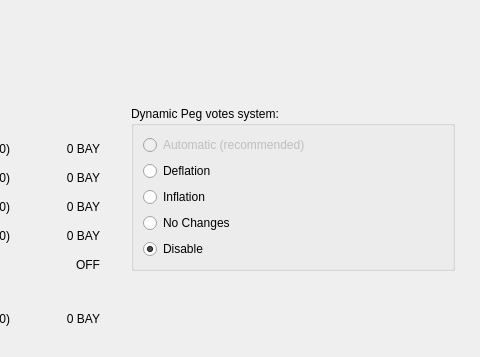
bitbaymarket/bitbay-core, file src/qt/forms/stakingpage.ui: the form before one commit; both pictures show x 203 to 683 and y 0 to 357 of the 683 by 588 pixel window.
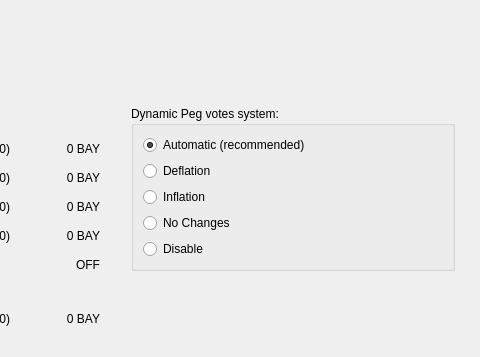
The form after the commit.

Commit message: Auto votes (now default) based on peak prices

```diff
--- a/src/qt/forms/stakingpage.ui
+++ b/src/qt/forms/stakingpage.ui
@@ -107,18 +107,18 @@
                 <string>Disable</string>
                </property>
                <property name="checked">
-                <bool>true</bool>
-               </property>
-              </widget>
-             </item>
-             <item row="0" column="0">
-              <widget class="QRadioButton" name="radioButton">
-               <property name="enabled">
                 <bool>false</bool>
                </property>
+              </widget>
+             </item>
+             <item row="0" column="0">
+              <widget class="QRadioButton" name="radioButtonVoteAuto">
                <property name="text">
                 <string>Automatic (recommended)</string>
                </property>
+               <property name="checked">
+                <bool>true</bool>
+               </property>
               </widget>
              </item>
              <item row="3" column="0">
```
Left out of the diff: 7 changed lines with no effect on the pictures. The commit also changes 10 other files.
